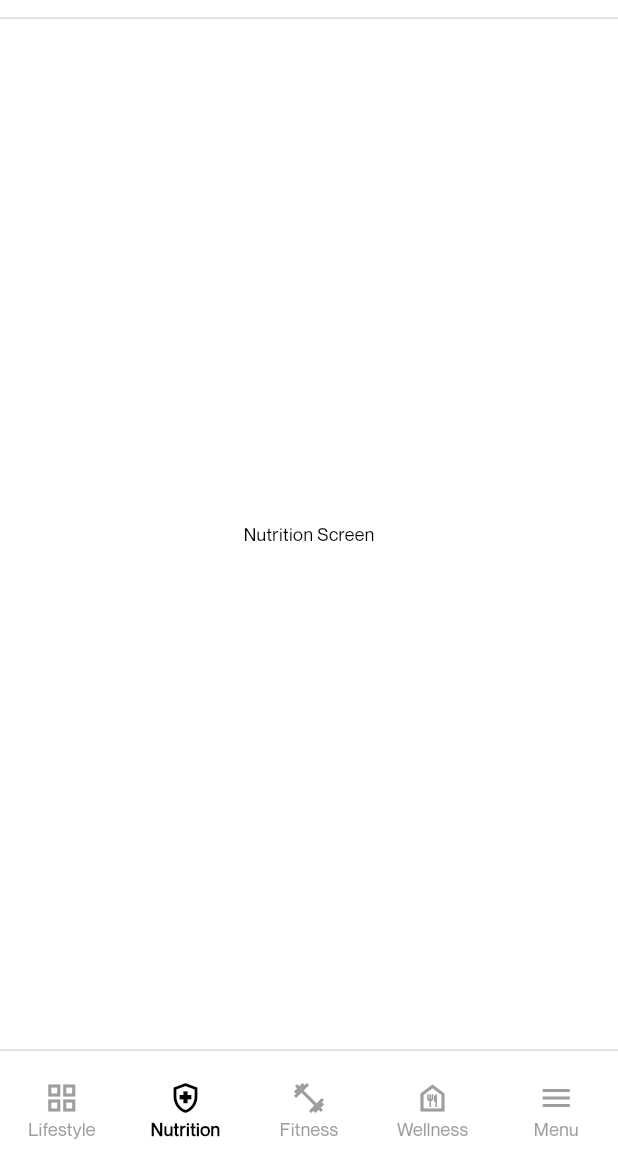
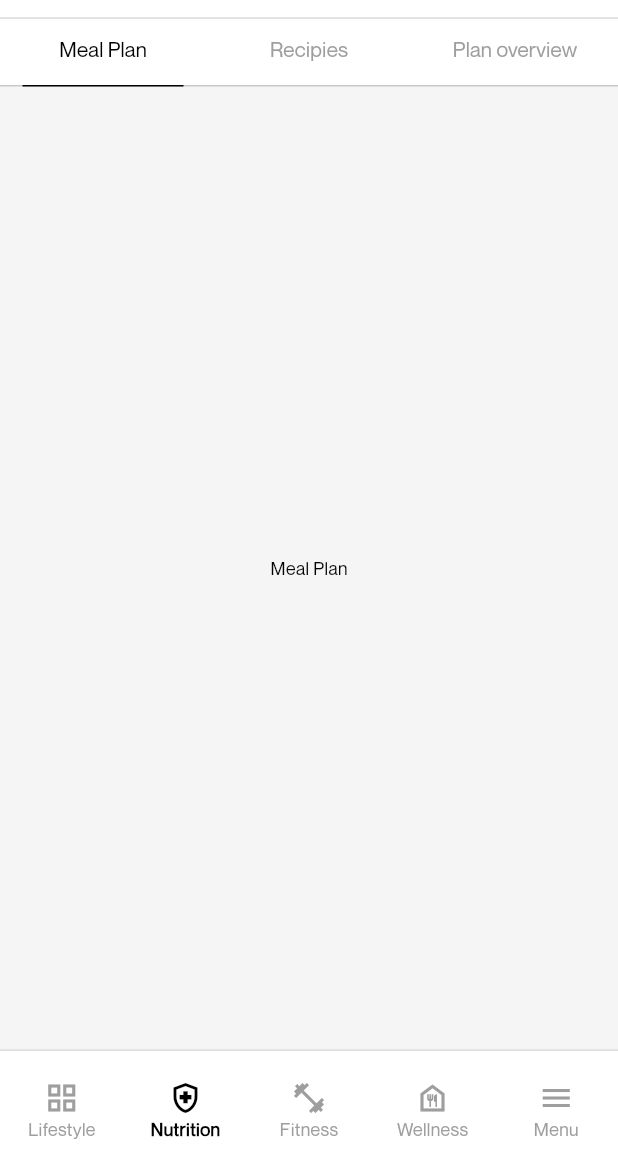
Before and after one commit to AlliAga/optimally_me_app, a Flutter app: the HomeScreen screen opened directly, item 2 of the bottom bar chosen, on a phone screen of 412 x 824 dp, the part 65-1236 px from its top. Run offline on Flutter 3.47's test engine with Material 3 defaults, Android fonts, the phone set to English and light mode, and no system bars.

Commit message:
Feature/nutrition (#5)
* Home Feature: Bottom navigation bar Implemented, Lifestylle Screen Impemented, Navigation Option Model & Widget implemented

* Home Feature: Bottom navigation bar Implemented, Lifestylle Screen Impemented, Navigation Option Model & Widget implemented

* Home Feature: Bottom navigation bar Implemented, Lifestylle Screen Impemented, Navigation Option Model & Widget implemented

* Home Feature: Daily Calory Card Implemented

* Auth Feature: Gender field Implemented & Weight Indicator Implemented, Conditions Implemented

* Home Feature: Water Intake Card Implemented, Calory Card Updated

* Nutrition Feature: Recipe Card Imlemented, Tab bar and TabView Implemented, Screen Structure Implemented

```diff
--- a/lib/features/home/providers/home_provider.dart
+++ b/lib/features/home/providers/home_provider.dart
@@ -2,7 +2,7 @@
 import 'package:optimally_me_app/features/home/interfaces/home_interface.dart';
 import 'package:optimally_me_app/features/home/models/nav_option.dart';
 import 'package:optimally_me_app/features/home/screens/lifestyle_screen.dart';
-import 'package:optimally_me_app/features/home/screens/nutrition_screen.dart';
+import 'package:optimally_me_app/features/nutrition/screens/nutrition_screen.dart';
 
 class HomeProvider extends ChangeNotifier implements HomeInterface {
   int _currentNavigationIndex = 0;
--- a/lib/features/home/screens/lifestyle_screen.dart
+++ b/lib/features/home/screens/lifestyle_screen.dart
@@ -11,10 +11,7 @@
     return ListView(
       children: const [
         CaloryCard(),
-<<<<<<< HEAD
         WaterIntakeCard(),
-=======
->>>>>>> bee51e6b81af6833c987ce7ce62654b3f58c1b82
         LifestyleCard(
           icon: Icons.accessibility,
           title: "Fitness program",
--- a/lib/features/home/screens/nutrition_screen.dart
+++ /dev/null
@@ -1,12 +0,0 @@
-import 'package:flutter/cupertino.dart';
-
-class NutritionScreen extends StatelessWidget {
-  const NutritionScreen({super.key});
-
-  @override
-  Widget build(BuildContext context) {
-    return const Center(
-      child: Text("Nutrition Screen"),
-    );
-  }
-}
--- /dev/null
+++ b/lib/features/nutrition/screens/meal_plan_screen.dart
@@ -0,0 +1,12 @@
+import 'package:flutter/material.dart';
+
+class MealPlanScreen extends StatelessWidget {
+  const MealPlanScreen({super.key});
+
+  @override
+  Widget build(BuildContext context) {
+    return const Center(
+      child: Text("Meal Plan"),
+    );
+  }
+}
--- /dev/null
+++ b/lib/features/nutrition/screens/nutrition_screen.dart
@@ -0,0 +1,56 @@
+import 'package:flutter/material.dart';
+import 'package:optimally_me_app/features/nutrition/screens/meal_plan_screen.dart';
+import 'package:optimally_me_app/features/nutrition/screens/plan_overview_screen.dart';
+import 'package:optimally_me_app/features/nutrition/screens/receipies_plan_screen.dart';
+
+class NutritionScreen extends StatefulWidget {
+  const NutritionScreen({super.key});
+
+  @override
+  State<NutritionScreen> createState() => _NutritionScreenState();
+}
+
+class _NutritionScreenState extends State<NutritionScreen>
+    with SingleTickerProviderStateMixin {
+  late TabController _tabController;
+
+  @override
+  void initState() {
+    _tabController = TabController(length: 3, vsync: this);
+    super.initState();
+  }
+
+  @override
+  void dispose() {
+    _tabController.dispose();
+    super.dispose();
+  }
+
+  @override
+  Widget build(BuildContext context) {
+    return Scaffold(
+      appBar: TabBar(
+        controller: _tabController,
+        indicatorWeight: 12,
+        labelPadding: const EdgeInsets.only(top: 10, bottom: 3),
+        indicatorPadding: const EdgeInsets.symmetric(horizontal: 15),
+        tabs: const [
+          Text("Meal Plan"),
+          Text("Recipies"),
+          Text("Plan overview"),
+        ],
+      ),
+      body: Container(
+        color: const Color.fromARGB(122, 235, 235, 235),
+        child: TabBarView(
+          controller: _tabController,
+          children: const [
+            MealPlanScreen(),
+            ReceipiesScreen(),
+            PlanOverviewScreen(),
+          ],
+        ),
+      ),
+    );
+  }
+}
```
Also changed, not shown: lib/features/nutrition/screens/plan_overview_screen.dart (added, +12 -0 lines), lib/features/nutrition/screens/receipies_plan_screen.dart (added, +15 -0 lines), lib/features/nutrition/widgets/recipe_card_widget.dart (added, +114 -0 lines), lib/utils/theme.dart (+13 -0 lines).
